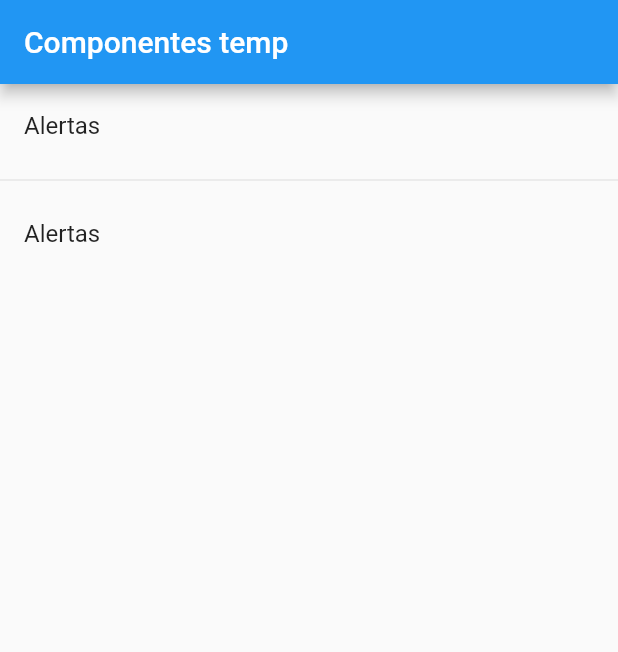
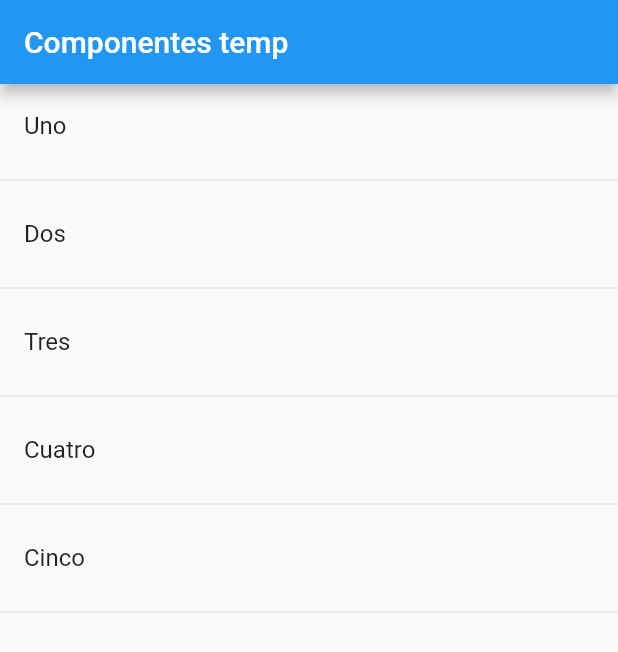
Before and after one commit to armandosalazar/components, a Flutter app: the screen it shows after launch, on a phone screen of 412 x 824 dp. Shown: the top 652 px of the screen. Run offline on Flutter 3.47's test engine with Material 2 defaults, Android fonts, the phone set to English and light mode, and no system bars.

Commit message:
Add items with for to ListView

```diff
--- a/lib/main.dart
+++ b/lib/main.dart
@@ -7,7 +7,7 @@ void main() => runApp(MyApp());
 class MyApp extends StatelessWidget {
   @override
   Widget build(BuildContext context) {
-    return const MaterialApp(
+    return MaterialApp(
       title: 'Material App',
       debugShowCheckedModeBanner: false,
       home: HomePageTemp(),
--- a/lib/src/pages/home_temp.dart
+++ b/lib/src/pages/home_temp.dart
@@ -1,7 +1,9 @@
 import 'package:flutter/material.dart';
 
 class HomePageTemp extends StatelessWidget {
-  const HomePageTemp({Key? key}) : super(key: key);
+  HomePageTemp({Key? key}) : super(key: key);
+
+  final options = ['Uno', 'Dos', 'Tres', 'Cuatro', 'Cinco'];
 
   @override
   Widget build(BuildContext context) {
@@ -10,16 +12,22 @@ class HomePageTemp extends StatelessWidget {
         title: const Text('Componentes temp'),
       ),
       body: ListView(
-        children:  const <Widget>[
-          ListTile(
-            title: Text('Alertas'),
-          ),
-          Divider(),
-          ListTile(
-            title: Text('Alertas'),
-          ),
-        ],
+        children: _createItems(),
       ),
     );
   }
+
+  List<Widget> _createItems() {
+    List<Widget> list = <Widget>[];
+    for (var option in options) {
+      var listTile = ListTile(title: Text(option));
+      // list.add(listTile);
+      // list.add(const Divider());
+      // Esto se puede hacer de otra forma con el operador de cascada:
+      list
+        ..add(listTile)
+        ..add(const Divider());
+    }
+    return list;
+  }
 }
```
